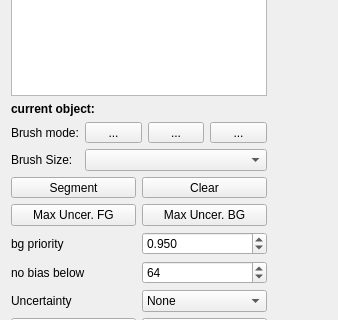
ilastik/ilastik, file ilastik/workflows/carving/carvingDrawer.ui: the form before one commit; both pictures show x 0 to 338 and y 127 to 447 of the 338 by 690 pixel window.
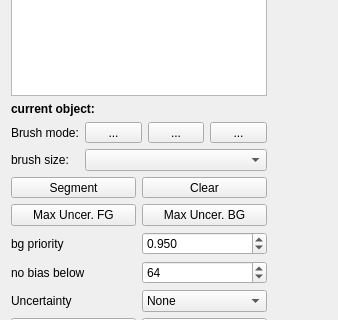
The form after the commit. Icons and pictures are not drawn. Custom widgets are drawn as their Qt base class.

Commit message: ui: "Size:" --> "brush size:", fixes #256

The edit to the form file:
```diff
--- a/ilastik/workflows/carving/carvingDrawer.ui
+++ b/ilastik/workflows/carving/carvingDrawer.ui
@@ -100,7 +100,7 @@
          <item row="1" column="0">
           <widget class="QLabel" name="brushSizeCaption">
            <property name="text">
-            <string>Brush Size:</string>
+            <string>brush size:</string>
            </property>
           </widget>
          </item>
```
The commit also changes 4 other files.
